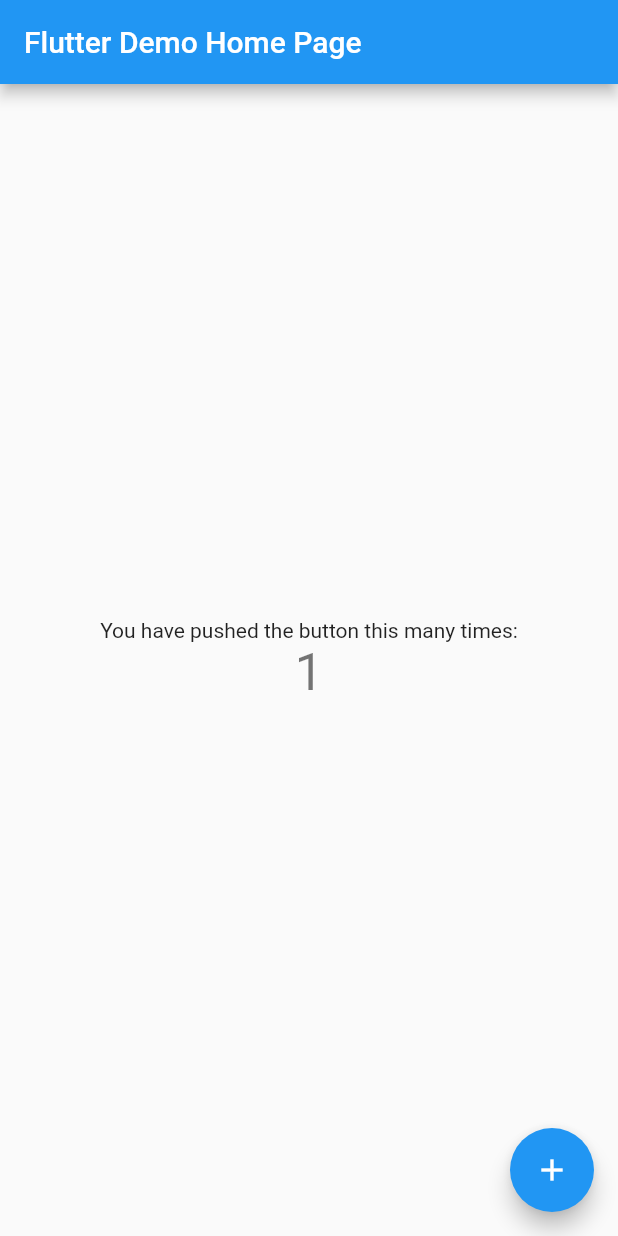
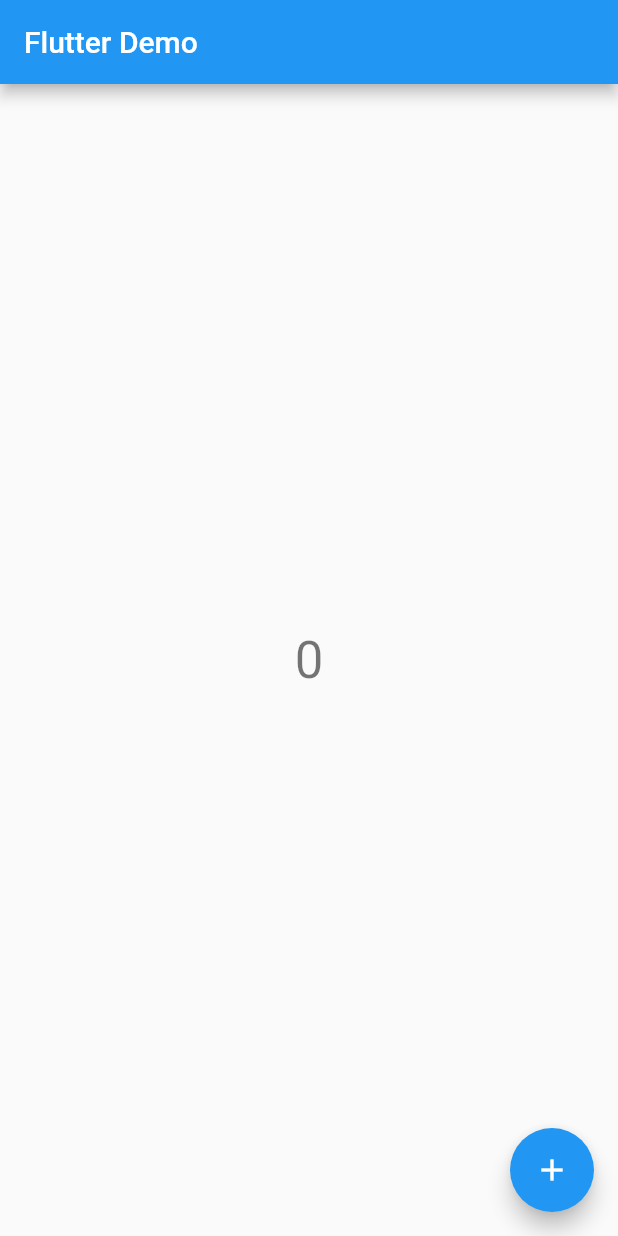
Before and after one commit to satudora-dev/bloc_sample, a Flutter app: the MyHomePage screen opened directly, after a tap on the "add" icon, on a phone screen of 412 x 824 dp. Run offline on Flutter 3.47's test engine with Material 2 defaults, Android fonts, the phone set to English and light mode, and no system bars; our stand-ins replace rxdart.

Commit message:
Trace bloc sample

```diff
--- /dev/null
+++ b/lib/bloc_provider.dart
@@ -0,0 +1,18 @@
+import 'package:flutter/material.dart';
+
+import './counter_bloc.dart';
+
+class BlocProvider extends InheritedWidget{
+  final CounterBloc bloc;
+
+  BlocProvider({Key key,this.bloc,child}):super(key: key,child: child);
+
+  @override
+  bool updateShouldNotify(InheritedWidget oldWidget){
+    return true;
+  }
+
+  static CounterBloc of(BuildContext context){
+    return (context.inheritFromWidgetOfExactType(BlocProvider) as BlocProvider).bloc;
+  }
+}
--- /dev/null
+++ b/lib/counter_bloc.dart
@@ -0,0 +1,24 @@
+import 'dart:async';
+import 'package:rxdart/rxdart.dart';
+import 'package:rxdart/subjects.dart';
+
+class CounterBloc{
+  int _counter=0;
+
+  final _counter$=BehaviorSubject<int>.seeded(0);
+  final _incrementController=StreamController<void>();
+
+  CounterBloc(){
+    //sink時の処理を追加
+    _incrementController.stream.listen((void _){_counter$.add(_counter++);});
+  }
+
+  Sink<void> get increment{return _incrementController.sink;}
+
+  Stream<int> get counter${return _counter$.stream;}
+
+  void dispose(){
+    _incrementController.close();
+    _counter$.close();
+  }
+}
--- a/lib/main.dart
+++ b/lib/main.dart
@@ -1,111 +1,63 @@
 import 'package:flutter/material.dart';
 
-void main() => runApp(MyApp());
+import './bloc_provider.dart';
+import './counter_bloc.dart';
 
-class MyApp extends StatelessWidget {
-  // This widget is the root of your application.
+void main(){
+  final bloc=CounterBloc();
+  runApp(MyApp(bloc));
+}
+
+class MyApp extends StatelessWidget{
+  final CounterBloc bloc;
+
+  MyApp(this.bloc);
+
   @override
-  Widget build(BuildContext context) {
-    return MaterialApp(
-      title: 'Flutter Demo',
+  Widget build(BuildContext context){
+    return BlocProvider(
+      bloc: bloc,
+      child: MaterialApp(
+        title: 'BLoC Demo',
         theme: ThemeData(
-        // This is the theme of your application.
-        //
-        // Try running your application with "flutter run". You'll see the
-        // application has a blue toolbar. Then, without quitting the app, try
-        // changing the primarySwatch below to Colors.green and then invoke
-        // "hot reload" (press "r" in the console where you ran "flutter run",
-        // or simply save your changes to "hot reload" in a Flutter IDE).
-        // Notice that the counter didn't reset back to zero; the application
-        // is not restarted.
           primarySwatch: Colors.blue,
         ),
-      home: MyHomePage(title: 'Flutter Demo Home Page'),
+        home: MyHomePage(title: 'Flutter Demo'),
+      )
       );
   }
 }
 
-class MyHomePage extends StatefulWidget {
-  MyHomePage({Key key, this.title}) : super(key: key);
-
-  // This widget is the home page of your application. It is stateful, meaning
-  // that it has a State object (defined below) that contains fields that affect
-  // how it looks.
-
-  // This class is the configuration for the state. It holds the values (in this
-  // case the title) provided by the parent (in this case the App widget) and
-  // used by the build method of the State. Fields in a Widget subclass are
-  // always marked "final".
-
+class MyHomePage extends StatelessWidget{
+  MyHomePage({Key key,this.title}):super(key:key);
   final String title;
 
   @override
-  _MyHomePageState createState() => _MyHomePageState();
-}
-
-class _MyHomePageState extends State<MyHomePage> {
-  int _counter = 0;
-
-  void _incrementCounter() {
-    setState(() {
-      // This call to setState tells the Flutter framework that something has
-      // changed in this State, which causes it to rerun the build method below
-      // so that the display can reflect the updated values. If we changed
-      // _counter without calling setState(), then the build method would not be
-      // called again, and so nothing would appear to happen.
-      _counter++;
-    });
-  }
-
-  @override
-  Widget build(BuildContext context) {
-    // This method is rerun every time setState is called, for instance as done
-    // by the _incrementCounter method above.
-    //
-    // The Flutter framework has been optimized to make rerunning build methods
-    // fast, so that you can just rebuild anything that needs updating rather
-    // than having to individually change instances of widgets.
+  Widget build(BuildContext context){
+    final bloc=BlocProvider.of(context);
     return Scaffold(
-      appBar: AppBar(
-        // Here we take the value from the MyHomePage object that was created by
-        // the App.build method, and use it to set our appbar title.
-        title: Text(widget.title),
-      ),
+      appBar: AppBar(title: Text(title)),
       body: Center(
-        // Center is a layout widget. It takes a single child and positions it
-        // in the middle of the parent.
         child: Column(
-          // Column is also layout widget. It takes a list of children and
-          // arranges them vertically. By default, it sizes itself to fit its
-          // children horizontally, and tries to be as tall as its parent.
-          //
-          // Invoke "debug painting" (press "p" in the console, choose the
-          // "Toggle Debug Paint" action from the Flutter Inspector in Android
-          // Studio, or the "Toggle Debug Paint" command in Visual Studio Code)
-          // to see the wireframe for each widget.
-          //
-          // Column has various properties to control how it sizes itself and
-          // how it positions its children. Here we use mainAxisAlignment to
-          // center the children vertically; the main axis here is the vertical
-          // axis because Columns are vertical (the cross axis would be
-          // horizontal).
           mainAxisAlignment: MainAxisAlignment.center,
           children: <Widget>[
-            Text(
-              'You have pushed the button this many times:',
-            ),
-            Text(
-              '$_counter',
-              style: Theme.of(context).textTheme.display1,
-            ),
+            StreamBuilder(
+              stream: bloc.counter$,
+              builder: (context,snapshot){
+                return snapshot.hasData
+                ? Text('${snapshot.data}',
+                style: Theme.of(context).textTheme.display1)
+                : CircularProgressIndicator();
+              }
+            )
           ],
-        ),
+      )
       ),
       floatingActionButton: FloatingActionButton(
-        onPressed: _incrementCounter,
+        onPressed: (){bloc.increment.add(null);},
         tooltip: 'Increment',
         child: Icon(Icons.add),
-      ), // This trailing comma makes auto-formatting nicer for build methods.
+      ),
     );
   }
 }
```
Lines whose indentation alone changed are shown as unchanged.
